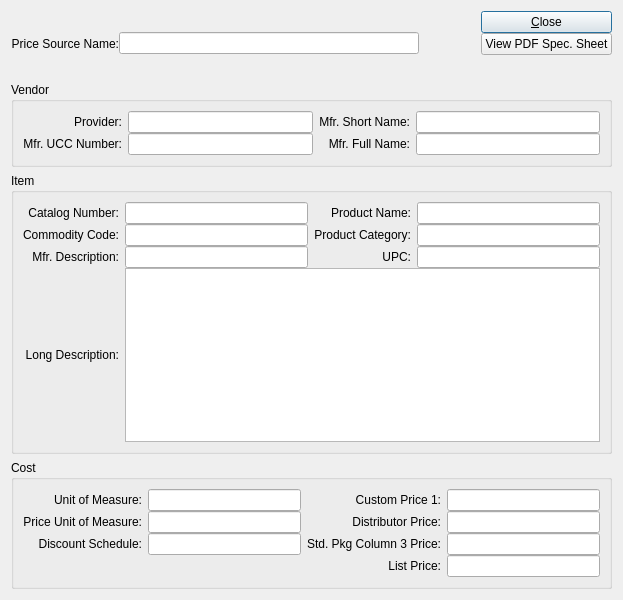
Old version of the form source/distribution/foundation-database/xwd/tables/pkguiform/catalog.ui in the repository tomdatkins/xtuple.
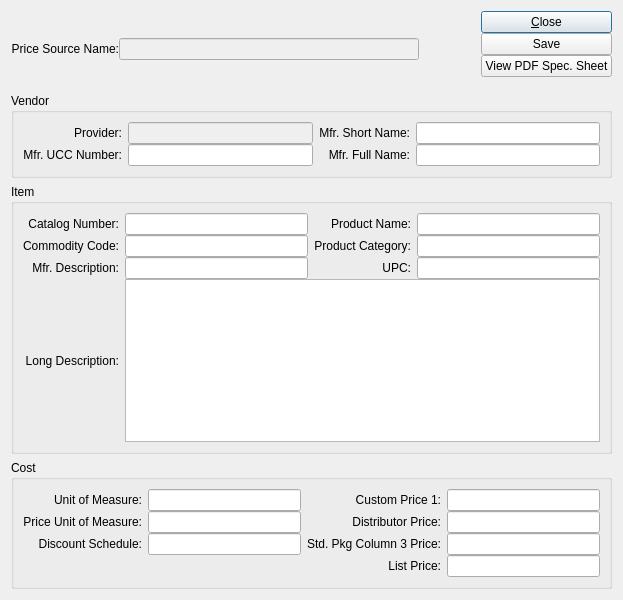
New version of the form. Custom widgets are drawn as their Qt base class.

What changed in the file:
```diff
--- a/source/distribution/foundation-database/xwd/tables/pkguiform/catalog.ui
+++ b/source/distribution/foundation-database/xwd/tables/pkguiform/catalog.ui
@@ -39,6 +39,9 @@
      </item>
      <item>
       <widget class="XLineEdit" name="_price_src_name">
+       <property name="enabled">
+        <bool>false</bool>
+       </property>
        <property name="minimumSize">
         <size>
          <width>300</width>
@@ -72,6 +75,13 @@
          </property>
         </widget>
        </item>
+       <item>
+        <widget class="QPushButton" name="_save">
+         <property name="text">
+          <string>Save</string>
+         </property>
+        </widget>
+       </item>
        <item>
         <widget class="QPushButton" name="_viewPDF">
          <property name="text">
@@ -116,7 +126,11 @@
        </widget>
       </item>
       <item row="0" column="1">
-       <widget class="XLineEdit" name="_provider"/>
+       <widget class="XLineEdit" name="_provider">
+        <property name="enabled">
+         <bool>false</bool>
+        </property>
+       </widget>
       </item>
       <item row="0" column="2">
        <widget class="QLabel" name="_mfr_shortnameLit">
```
